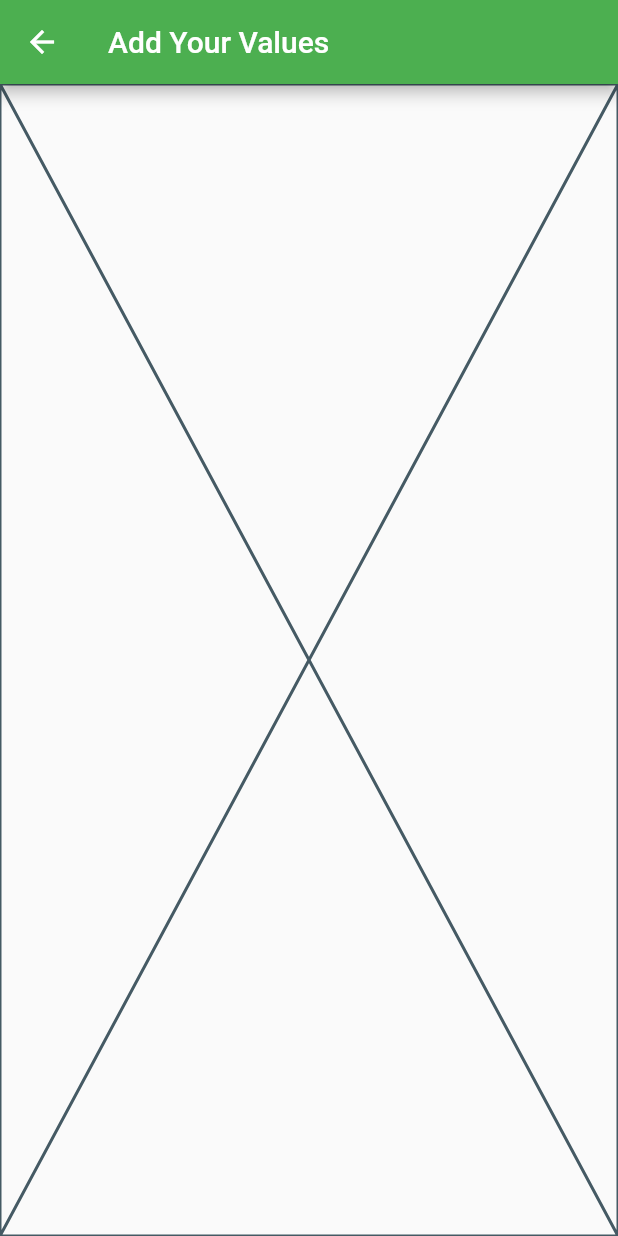
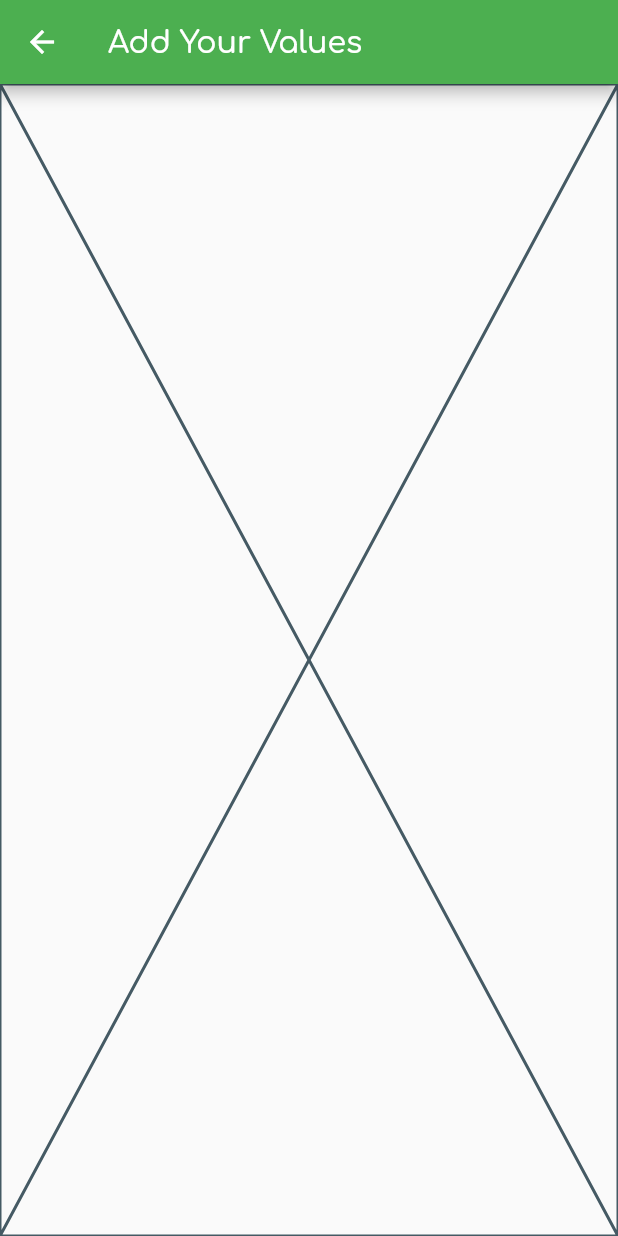
Before and after one commit to silaqui/netguru_values, a Flutter app: the AddValuePage screen opened by its route, on a phone screen of 412 x 824 dp. Run offline on Flutter 3.47's test engine with Material 2 defaults, Android fonts, the phone set to English and light mode, and no system bars; our stand-ins replace auto_route, bloc, dartz, equatable, flutter_bloc, get_it; statements that could not run were skipped.

Commit message:
Add comfortaa font for theme

```diff
--- a/lib/core/theme/theme.dart
+++ b/lib/core/theme/theme.dart
@@ -3,6 +3,10 @@ import 'package:flutter/material.dart';
 final lightTheme = ThemeData(
   primarySwatch: Colors.green,
   visualDensity: VisualDensity.adaptivePlatformDensity,
+  fontFamily: 'Comfortaa',
 );
 
-final darkTheme = ThemeData.dark();
+final darkTheme = ThemeData(
+  brightness: Brightness.dark,
+  fontFamily: 'Comfortaa',
+);
```
Also changed, not shown: pubspec.yaml (+13 -0 lines), assets/fonts/Comfortaa-Bold.ttf (added), assets/fonts/Comfortaa-Light.ttf (added), assets/fonts/Comfortaa-Medium.ttf (added), assets/fonts/Comfortaa-Regular.ttf (added), assets/fonts/Comfortaa-SemiBold.ttf (added).
